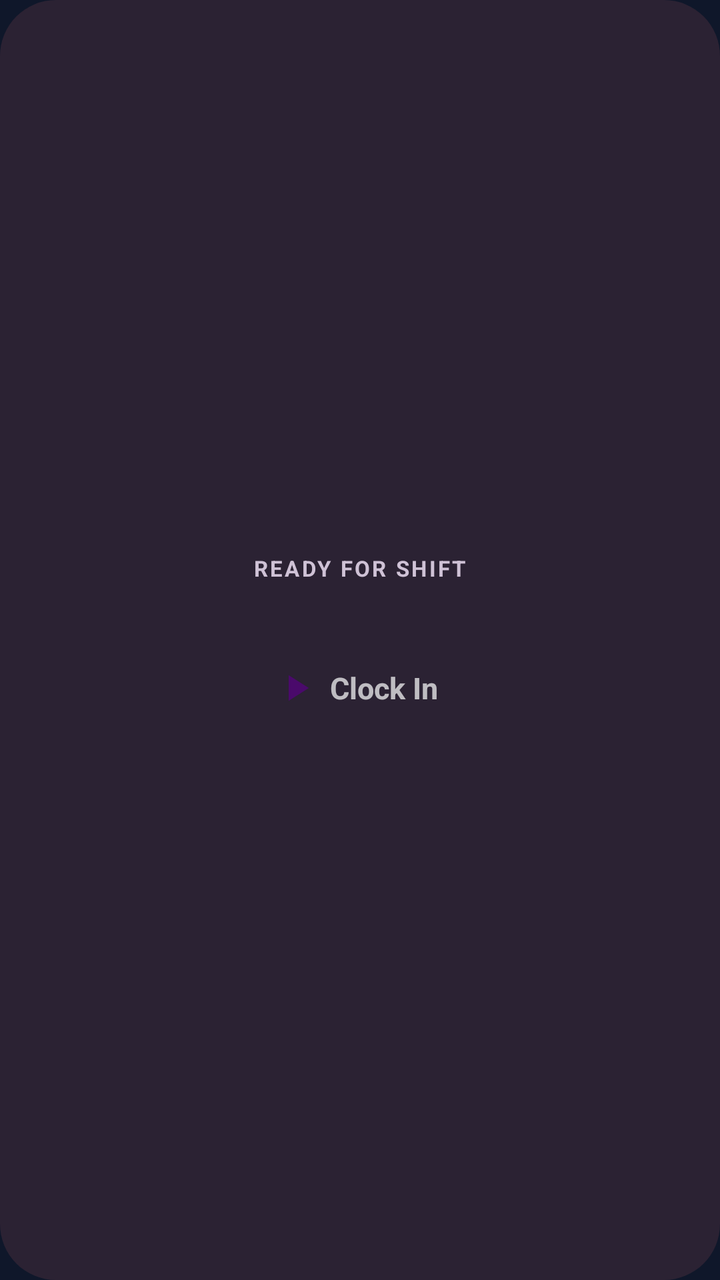
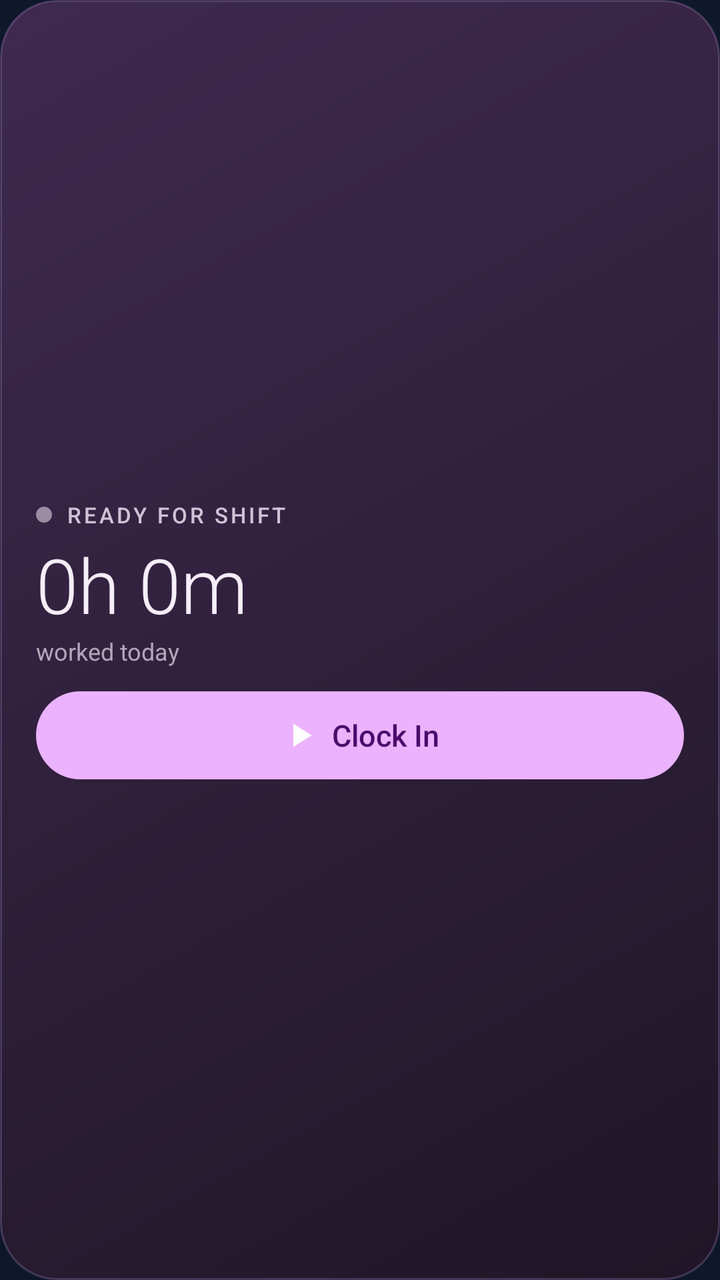

The first picture is an Android layout as it rendered before a commit; the second is the same layout after the commit. The layout source and the unified diff follow.
<!-- AndroidManifest.xml: application theme Theme.JokarzTimeclock -->
<!-- res/layout/widget_clock.xml -->
<?xml version="1.0" encoding="utf-8"?>
<LinearLayout xmlns:android="http://schemas.android.com/apk/res/android"
    android:id="@+id/widget_root"
    android:layout_width="match_parent"
    android:layout_height="match_parent"
    android:background="@drawable/widget_background"
    android:gravity="center"
    android:orientation="vertical"
    android:padding="14dp">

    <TextView
        android:id="@+id/widget_status"
        android:layout_width="wrap_content"
        android:layout_height="wrap_content"
        android:letterSpacing="0.1"
        android:text="READY FOR SHIFT"
        android:textColor="#FFCFC2D6"
        android:textSize="11sp"
        android:textStyle="bold" />

    <Chronometer
        android:id="@+id/widget_timer"
        android:layout_width="wrap_content"
        android:layout_height="wrap_content"
        android:layout_marginTop="2dp"
        android:textColor="#FFF2E7F7"
        android:textSize="30sp"
        android:textStyle="bold"
        android:visibility="gone" />

    <TextView
        android:id="@+id/widget_idle"
        android:layout_width="wrap_content"
        android:layout_height="wrap_content"
        android:layout_marginTop="2dp"
        android:textColor="#FFF2E7F7"
        android:textSize="16sp" />

    <LinearLayout
        android:id="@+id/widget_action_row"
        android:layout_width="wrap_content"
        android:layout_height="wrap_content"
        android:layout_marginTop="10dp"
        android:gravity="center_vertical"
        android:orientation="horizontal"
        android:paddingStart="16dp"
        android:paddingTop="8dp"
        android:paddingEnd="20dp"
        android:paddingBottom="8dp">

        <ImageView
            android:id="@+id/widget_action_icon"
            android:layout_width="22dp"
            android:layout_height="22dp"
            android:contentDescription="@null"
            android:src="@drawable/ic_widget_play" />

        <TextView
            android:id="@+id/widget_action"
            android:layout_width="wrap_content"
            android:layout_height="wrap_content"
            android:layout_marginStart="6dp"
            android:text="Clock In"
            android:textSize="15sp"
            android:textStyle="bold" />
    </LinearLayout>
</LinearLayout>
<!-- resources referenced by this layout -->
<resources>
  <!-- drawable ic_widget_play (drawable) -->
  <vector xmlns:android="http://schemas.android.com/apk/res/android"
      android:width="24dp"
      android:height="24dp"
      android:viewportWidth="24"
      android:viewportHeight="24">
      <path android:fillColor="#FF4A0A6B" android:pathData="M8,5v14l11,-7z" />
  </vector>
  <!-- drawable widget_background (drawable) -->
  <?xml version="1.0" encoding="utf-8"?>
  <shape xmlns:android="http://schemas.android.com/apk/res/android" android:shape="rectangle">
      <solid android:color="#FF2B2233" />
      <corners android:radius="28dp" />
  </shape>
  <style name="Theme.JokarzTimeclock" parent="android:Theme.Material.NoActionBar">
          <item name="android:statusBarColor">#0F172A</item>
          <item name="android:navigationBarColor">#0F172A</item>
          <item name="android:windowBackground">#0F172A</item>
      </style>
</resources>

<!-- the commit's change to res/layout/widget_clock.xml (unified diff, before → after) -->
@@ -4,28 +4,46 @@
     android:layout_width="match_parent"
     android:layout_height="match_parent"
     android:background="@drawable/widget_background"
-    android:gravity="center"
+    android:gravity="center_vertical"
     android:orientation="vertical"
-    android:padding="14dp">
+    android:paddingStart="18dp"
+    android:paddingTop="14dp"
+    android:paddingEnd="18dp"
+    android:paddingBottom="14dp">
 
-    <TextView
-        android:id="@+id/widget_status"
+    <LinearLayout
         android:layout_width="wrap_content"
         android:layout_height="wrap_content"
-        android:letterSpacing="0.1"
-        android:text="READY FOR SHIFT"
-        android:textColor="#FFCFC2D6"
-        android:textSize="11sp"
-        android:textStyle="bold" />
+        android:gravity="center_vertical"
+        android:orientation="horizontal">
+
+        <ImageView
+            android:id="@+id/widget_dot"
+            android:layout_width="8dp"
+            android:layout_height="8dp"
+            android:contentDescription="@null"
+            android:src="@drawable/widget_dot_idle" />
+
+        <TextView
+            android:id="@+id/widget_status"
+            android:layout_width="wrap_content"
+            android:layout_height="wrap_content"
+            android:layout_marginStart="7dp"
+            android:fontFamily="sans-serif-medium"
+            android:letterSpacing="0.12"
+            android:text="READY FOR SHIFT"
+            android:textColor="#FFCFC2D6"
+            android:textSize="11sp" />
+    </LinearLayout>
 
     <Chronometer
         android:id="@+id/widget_timer"
         android:layout_width="wrap_content"
         android:layout_height="wrap_content"
         android:layout_marginTop="2dp"
-        android:textColor="#FFF2E7F7"
-        android:textSize="30sp"
-        android:textStyle="bold"
+        android:fontFamily="sans-serif-light"
+        android:textColor="#FFF7EEFB"
+        android:textSize="38sp"
         android:visibility="gone" />
 
     <TextView
@@ -33,35 +51,68 @@
         android:layout_width="wrap_content"
         android:layout_height="wrap_content"
         android:layout_marginTop="2dp"
-        android:textColor="#FFF2E7F7"
-        android:textSize="16sp" />
+        android:fontFamily="sans-serif-light"
+        android:text="0h 0m"
+        android:textColor="#FFF7EEFB"
+        android:textSize="38sp" />
+
+    <TextView
+        android:id="@+id/widget_caption"
+        android:layout_width="wrap_content"
+        android:layout_height="wrap_content"
+        android:text="worked today"
+        android:textColor="#FFB3A5BB"
+        android:textSize="12sp" />
 
     <LinearLayout
-        android:id="@+id/widget_action_row"
-        android:layout_width="wrap_content"
+        android:layout_width="match_parent"
         android:layout_height="wrap_content"
-        android:layout_marginTop="10dp"
+        android:layout_marginTop="12dp"
         android:gravity="center_vertical"
-        android:orientation="horizontal"
-        android:paddingStart="16dp"
-        android:paddingTop="8dp"
-        android:paddingEnd="20dp"
-        android:paddingBottom="8dp">
+        android:orientation="horizontal">
 
-        <ImageView
-            android:id="@+id/widget_action_icon"
-            android:layout_width="22dp"
-            android:layout_height="22dp"
-            android:contentDescription="@null"
-            android:src="@drawable/ic_widget_play" />
+        <LinearLayout
+            android:id="@+id/widget_break_row"
+            android:layout_width="48dp"
+            android:layout_height="44dp"
+            android:layout_marginEnd="8dp"
+            android:background="@drawable/widget_button_tonal"
+            android:gravity="center"
+            android:visibility="gone">
 
-        <TextView
-            android:id="@+id/widget_action"
-            android:layout_width="wrap_content"
-            android:layout_height="wrap_content"
-            android:layout_marginStart="6dp"
-            android:text="Clock In"
-            android:textSize="15sp"
-            android:textStyle="bold" />
+            <ImageView
+                android:id="@+id/widget_break_icon"
+                android:layout_width="22dp"
+                android:layout_height="22dp"
+                android:contentDescription="Start or end break"
+                android:src="@drawable/ic_widget_pause" />
+        </LinearLayout>
+
+        <LinearLayout
+            android:id="@+id/widget_action_row"
+            android:layout_width="0dp"
+            android:layout_height="44dp"
+            android:layout_weight="1"
+            android:background="@drawable/widget_button_play"
+            android:gravity="center"
+            android:orientation="horizontal">
+
+            <ImageView
+                android:id="@+id/widget_action_icon"
+                android:layout_width="20dp"
+                android:layout_height="20dp"
+                android:contentDescription="@null"
+                android:src="@drawable/ic_widget_play" />
+
+            <TextView
+                android:id="@+id/widget_action"
+                android:layout_width="wrap_content"
+                android:layout_height="wrap_content"
+                android:layout_marginStart="6dp"
+                android:fontFamily="sans-serif-medium"
+                android:text="Clock In"
+                android:textColor="#FF4A0A6B"
+                android:textSize="15sp" />
+        </LinearLayout>
     </LinearLayout>
 </LinearLayout>
<!-- resource entries referenced after the edit -->
@@ -1,18 +1,52 @@
 <!-- resources referenced by this layout -->
 <resources>
+  <!-- drawable ic_widget_pause (drawable) -->
+  <vector xmlns:android="http://schemas.android.com/apk/res/android"
+      android:width="24dp"
+      android:height="24dp"
+      android:viewportWidth="24"
+      android:viewportHeight="24">
+      <path android:fillColor="#FFFFFFFF" android:pathData="M6,19h4V5H6v14zM14,5v14h4V5h-4z" />
+  </vector>
   <!-- drawable ic_widget_play (drawable) -->
   <vector xmlns:android="http://schemas.android.com/apk/res/android"
       android:width="24dp"
       android:height="24dp"
       android:viewportWidth="24"
       android:viewportHeight="24">
-      <path android:fillColor="#FF4A0A6B" android:pathData="M8,5v14l11,-7z" />
+      <path android:fillColor="#FFFFFFFF" android:pathData="M8,5v14l11,-7z" />
   </vector>
   <!-- drawable widget_background (drawable) -->
   <?xml version="1.0" encoding="utf-8"?>
   <shape xmlns:android="http://schemas.android.com/apk/res/android" android:shape="rectangle">
-      <solid android:color="#FF2B2233" />
+      <gradient
+          android:angle="315"
+          android:endColor="#FF1F1626"
+          android:startColor="#FF3F2A50"
+          android:type="linear" />
+      <stroke
+          android:width="1dp"
+          android:color="#33EBB2FF" />
       <corners android:radius="28dp" />
+  </shape>
+  <!-- drawable widget_button_play (drawable) -->
+  <?xml version="1.0" encoding="utf-8"?>
+  <shape xmlns:android="http://schemas.android.com/apk/res/android" android:shape="rectangle">
+      <solid android:color="#FFEBB2FF" />
+      <corners android:radius="100dp" />
+  </shape>
+  <!-- drawable widget_button_tonal (drawable) -->
+  <?xml version="1.0" encoding="utf-8"?>
+  <shape xmlns:android="http://schemas.android.com/apk/res/android" android:shape="rectangle">
+      <solid android:color="#33FFFFFF" />
+      <stroke android:width="1dp" android:color="#26FFFFFF" />
+      <corners android:radius="100dp" />
+  </shape>
+  <!-- drawable widget_dot_idle (drawable) -->
+  <?xml version="1.0" encoding="utf-8"?>
+  <shape xmlns:android="http://schemas.android.com/apk/res/android" android:shape="oval">
+      <solid android:color="#FF9A8CA3" />
+      <size android:width="8dp" android:height="8dp" />
   </shape>
   <style name="Theme.JokarzTimeclock" parent="android:Theme.Material.NoActionBar">
           <item name="android:statusBarColor">#0F172A</item>
